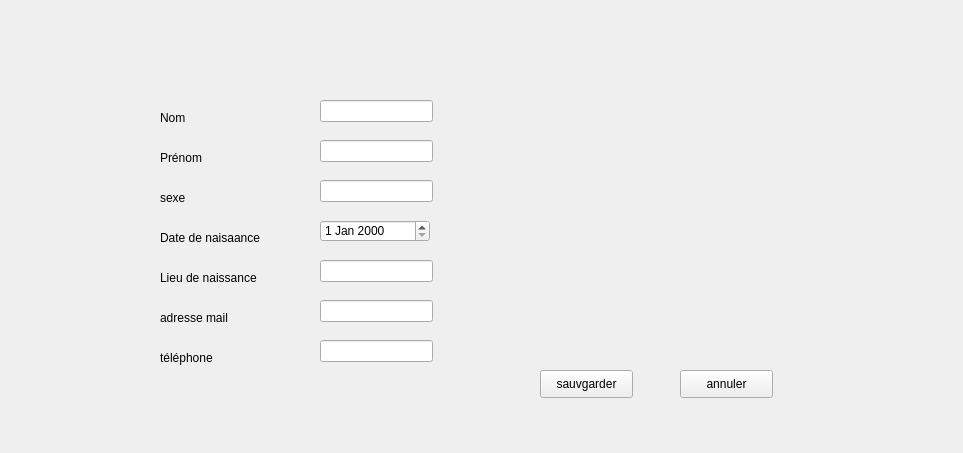
First picture: the form in dialogevent.ui, repository IbriRima/Smart_Municipality_2A3, before the edit.
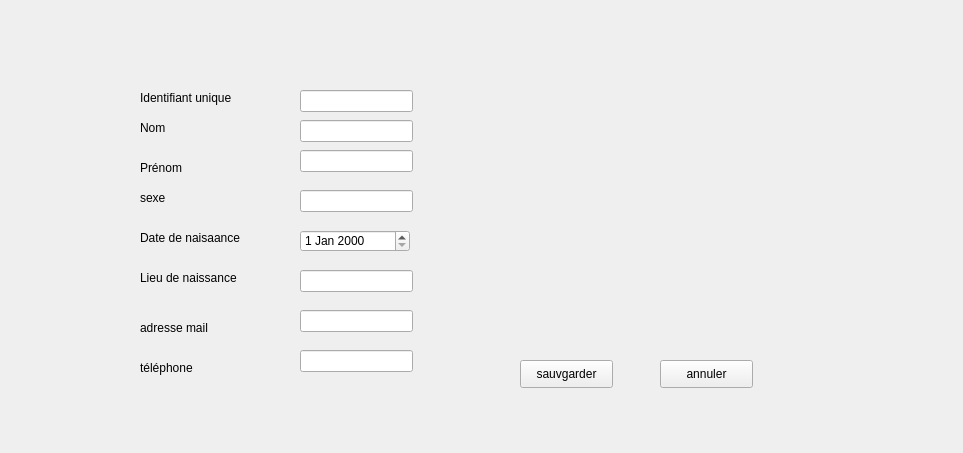
Second picture: the form after the edit. The open tabs and pages were chosen to show the change.

```diff
--- a/dialogevent.ui
+++ b/dialogevent.ui
@@ -16,8 +16,8 @@
   <widget class="QStackedWidget" name="stackedWidge_etat">
    <property name="geometry">
     <rect>
-     <x>110</x>
-     <y>50</y>
+     <x>90</x>
+     <y>40</y>
      <width>771</width>
      <height>391</height>
     </rect>
@@ -244,7 +244,7 @@
      <property name="geometry">
       <rect>
        <x>50</x>
-       <y>60</y>
+       <y>80</y>
        <width>55</width>
        <height>16</height>
       </rect>
@@ -257,7 +257,7 @@
      <property name="geometry">
       <rect>
        <x>50</x>
-       <y>100</y>
+       <y>120</y>
        <width>55</width>
        <height>16</height>
       </rect>
@@ -270,7 +270,7 @@
      <property name="geometry">
       <rect>
        <x>50</x>
-       <y>180</y>
+       <y>190</y>
        <width>111</width>
        <height>16</height>
       </rect>
@@ -283,7 +283,7 @@
      <property name="geometry">
       <rect>
        <x>50</x>
-       <y>220</y>
+       <y>230</y>
        <width>111</width>
        <height>16</height>
       </rect>
@@ -296,7 +296,7 @@
      <property name="geometry">
       <rect>
        <x>50</x>
-       <y>140</y>
+       <y>150</y>
        <width>91</width>
        <height>16</height>
       </rect>
@@ -309,7 +309,7 @@
      <property name="geometry">
       <rect>
        <x>50</x>
-       <y>260</y>
+       <y>280</y>
        <width>101</width>
        <height>16</height>
       </rect>
@@ -322,7 +322,7 @@
      <property name="geometry">
       <rect>
        <x>210</x>
-       <y>50</y>
+       <y>80</y>
        <width>113</width>
        <height>22</height>
       </rect>
@@ -332,7 +332,7 @@
      <property name="geometry">
       <rect>
        <x>210</x>
-       <y>90</y>
+       <y>110</y>
        <width>113</width>
        <height>22</height>
       </rect>
@@ -342,7 +342,7 @@
      <property name="geometry">
       <rect>
        <x>210</x>
-       <y>170</y>
+       <y>190</y>
        <width>110</width>
        <height>22</height>
       </rect>
@@ -352,7 +352,7 @@
      <property name="geometry">
       <rect>
        <x>210</x>
-       <y>130</y>
+       <y>150</y>
        <width>113</width>
        <height>22</height>
       </rect>
@@ -362,7 +362,7 @@
      <property name="geometry">
       <rect>
        <x>210</x>
-       <y>250</y>
+       <y>270</y>
        <width>113</width>
        <height>22</height>
       </rect>
@@ -372,7 +372,7 @@
      <property name="geometry">
       <rect>
        <x>210</x>
-       <y>210</y>
+       <y>230</y>
        <width>113</width>
        <height>22</height>
       </rect>
@@ -382,7 +382,7 @@
      <property name="geometry">
       <rect>
        <x>50</x>
-       <y>300</y>
+       <y>320</y>
        <width>71</width>
        <height>16</height>
       </rect>
@@ -395,7 +395,30 @@
      <property name="geometry">
       <rect>
        <x>210</x>
-       <y>290</y>
+       <y>310</y>
+       <width>113</width>
+       <height>22</height>
+      </rect>
+     </property>
+    </widget>
+    <widget class="QLabel" name="label">
+     <property name="geometry">
+      <rect>
+       <x>50</x>
+       <y>50</y>
+       <width>111</width>
+       <height>16</height>
+      </rect>
+     </property>
+     <property name="text">
+      <string>Identifiant unique</string>
+     </property>
+    </widget>
+    <widget class="QLineEdit" name="input_id">
+     <property name="geometry">
+      <rect>
+       <x>210</x>
+       <y>50</y>
        <width>113</width>
        <height>22</height>
       </rect>
```
Left out of the diff: 28 changed lines with no effect on the pictures.
